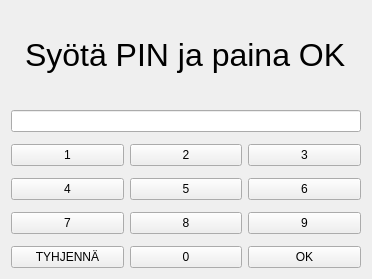
This is bankautomat/tunnusluku.ui in bank-2022/group15 as Qt 5 draws it before an edit. The edited form follows.
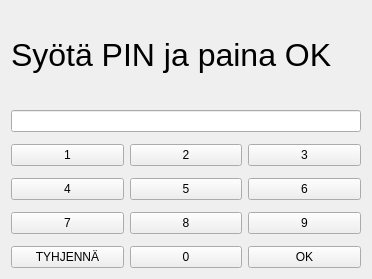
This is the edited form.

The edit to the form file:
```diff
--- a/bankautomat/tunnusluku.ui
+++ b/bankautomat/tunnusluku.ui
@@ -13,6 +13,9 @@
   <property name="windowTitle">
    <string>Form</string>
   </property>
+  <property name="styleSheet">
+   <string notr="true"/>
+  </property>
   <layout class="QGridLayout" name="gridLayout">
    <item row="0" column="0">
     <layout class="QGridLayout" name="gridLayout_2">
@@ -109,10 +112,11 @@
        </property>
       </widget>
      </item>
-     <item row="0" column="0" colspan="3" alignment="Qt::AlignHCenter">
+     <item row="0" column="0" colspan="3">
       <widget class="QLabel" name="label">
        <property name="font">
         <font>
+         <family>Microsoft YaHei UI</family>
          <pointsize>24</pointsize>
         </font>
        </property>
```
